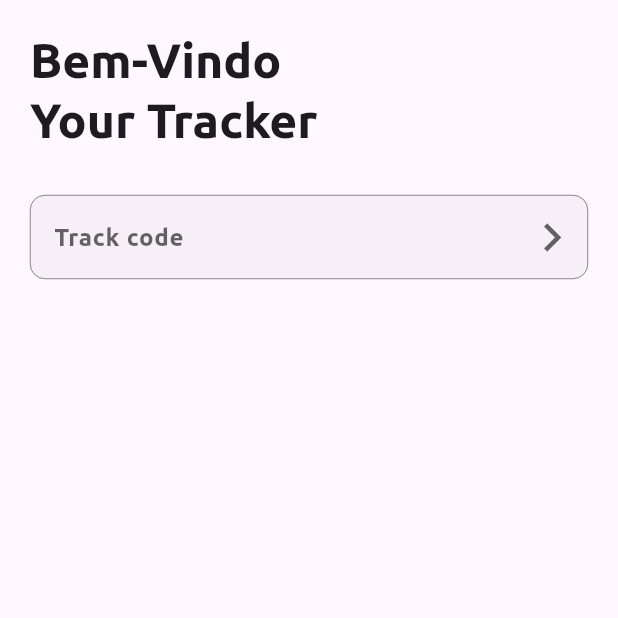
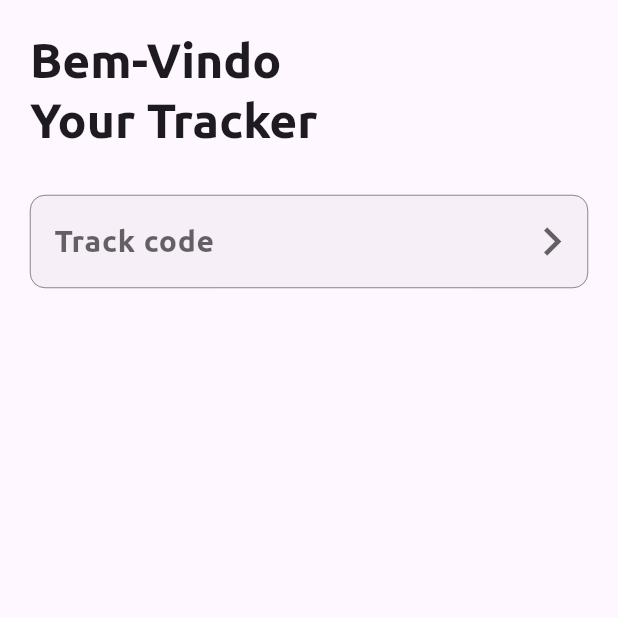
Before and after one commit to LuizFelipeOC/Your-Tracker-Flutter, a Flutter app: the screen it shows after launch, on a phone screen of 412 x 824 dp, the top half of it. Run offline on Flutter 3.47's test engine with Material 3 defaults, Android fonts, the phone set to English and light mode, and no system bars; our stand-ins replace get_it, result_dart; missing offline and left inert: uicons, uno.

Commit message:
feat(style): add elevated button theme

```diff
--- a/lib/app/shared/app_light_theme.dart
+++ b/lib/app/shared/app_light_theme.dart
@@ -6,6 +6,15 @@ final class AppLightTheme {
         fontFamily: 'Ubuntu',
         textTheme: _textThemeData(),
         inputDecorationTheme: _inputDecorationTheme(),
+        elevatedButtonTheme: ElevatedButtonThemeData(
+          style: ButtonStyle(
+            shape: WidgetStatePropertyAll(
+              RoundedRectangleBorder(borderRadius: BorderRadius.circular(10)),
+            ),
+            foregroundColor: const WidgetStatePropertyAll(AppColors.white),
+            backgroundColor: const WidgetStatePropertyAll(AppColors.black),
+          ),
+        ),
       );
 
   static InputDecorationTheme _inputDecorationTheme() {
@@ -44,6 +53,10 @@ final class AppLightTheme {
       headlineLarge: TextStyle(
         fontWeight: FontWeight.w700,
       ),
+      bodyLarge: TextStyle(
+        fontWeight: FontWeight.w800,
+        fontSize: 20,
+      ),
       bodyMedium: TextStyle(
         fontWeight: FontWeight.w500,
         fontSize: 16,
```
